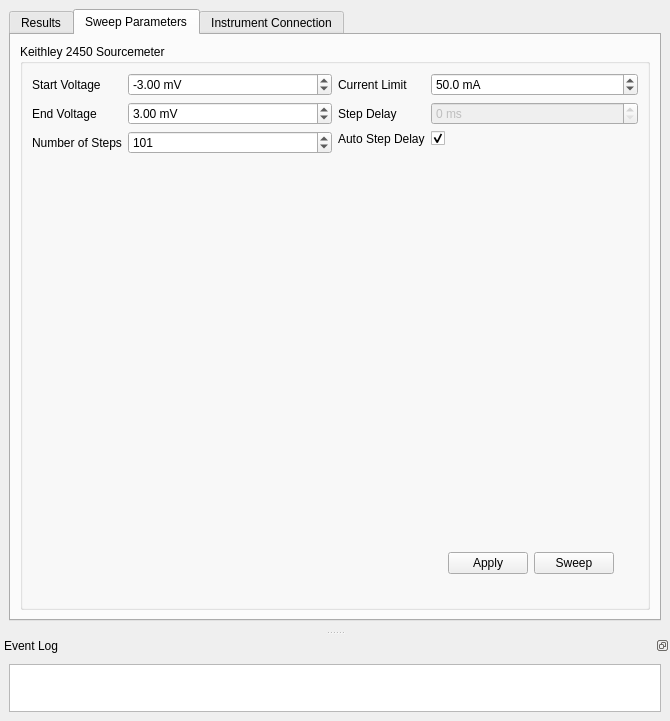
Before: the Qt Designer form userInterface.ui in AFMD/rs-tool, drawn with Qt 5.
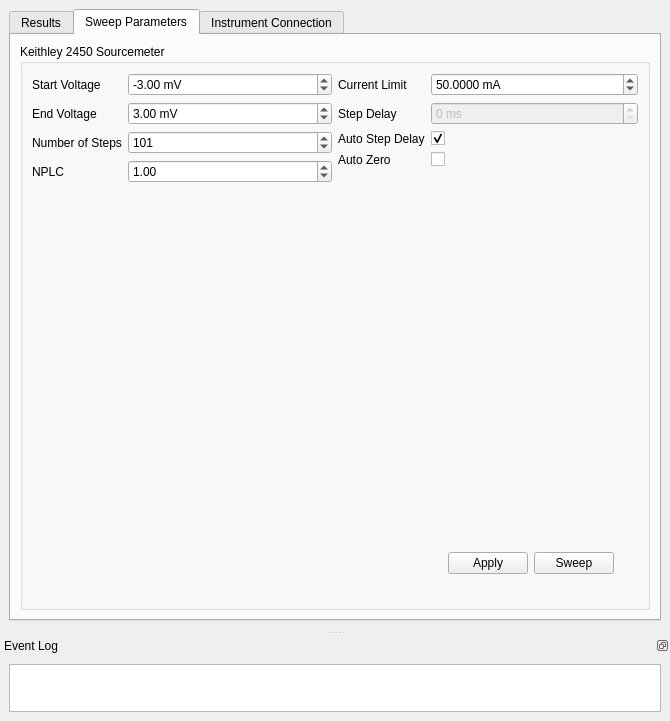
After: the same form once the commit is applied. The open tabs and pages were chosen to show the change.

Commit message: spruce things up. add configurable nplc and autozero

The edit to the form file:
```diff
--- a/userInterface.ui
+++ b/userInterface.ui
@@ -115,6 +115,26 @@
                  </property>
                 </widget>
                </item>
+               <item row="3" column="0">
+                <widget class="QLabel" name="nPLCLabel">
+                 <property name="text">
+                  <string>NPLC</string>
+                 </property>
+                </widget>
+               </item>
+               <item row="3" column="1">
+                <widget class="QDoubleSpinBox" name="nPLCDoubleSpinBox">
+                 <property name="minimum">
+                  <double>0.010000000000000</double>
+                 </property>
+                 <property name="maximum">
+                  <double>10.000000000000000</double>
+                 </property>
+                 <property name="value">
+                  <double>1.000000000000000</double>
+                 </property>
+                </widget>
+               </item>
               </layout>
              </item>
              <item row="0" column="1">
@@ -138,7 +158,7 @@
                   <string> mA</string>
                  </property>
                  <property name="decimals">
-                  <number>1</number>
+                  <number>4</number>
                  </property>
                  <property name="maximum">
                   <double>1000.000000000000000</double>
@@ -185,6 +205,16 @@
                  </property>
                 </widget>
                </item>
+               <item row="3" column="0">
+                <widget class="QLabel" name="autoZeroLabel">
+                 <property name="text">
+                  <string>Auto Zero</string>
+                 </property>
+                </widget>
+               </item>
+               <item row="3" column="1">
+                <widget class="QCheckBox" name="autoZeroCheckBox"/>
+               </item>
               </layout>
              </item>
             </layout>
```
Left out of the diff: 10 changed lines with no effect on the pictures. The commit also changes 3 other files.
